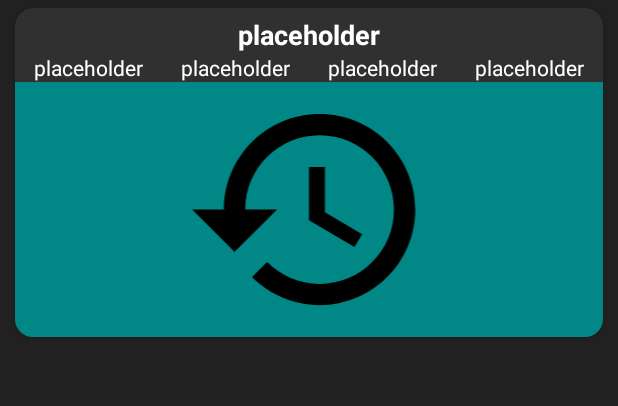
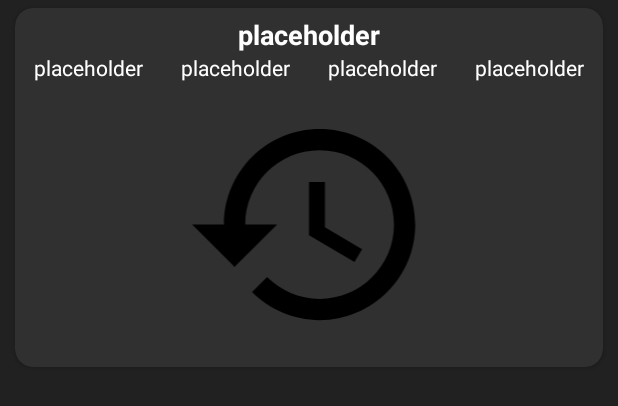
Before and after one commit to Mattyh357/VISOR, an Android app: the layout item_history.xml on its own in the app's theme, with its tools: preview values and no code run, on a phone screen of 412 x 824 dp. Shown: the top 406 px of the screen. Run offline under Robolectric (Android 15) with nearby library versions, the phone set to English and light mode, and no system bars.

Commit message:
Update item_history.xml
extra padding + removing color

```diff
--- a/AndroidApp/visor/app/src/main/res/layout/item_history.xml
+++ b/AndroidApp/visor/app/src/main/res/layout/item_history.xml
@@ -11,9 +11,6 @@
     android:layout_marginHorizontal="10dp"
     app:cardCornerRadius="12dp"
     >
-
-
-
     <LinearLayout
         android:layout_width="match_parent"
         android:layout_height="wrap_content"
@@ -75,10 +72,8 @@
             android:layout_width="match_parent"
             android:layout_height="170dp"
             android:src="@drawable/icon_history_24"
-            android:background="@color/active"
+            android:layout_marginVertical="10dp"
             android:contentDescription="@string/history_map_image" />
-<!--        TODO remove background color for the placeholder image-->
-<!--        TODO image size should be consistent-->
     </LinearLayout>
 
 
```
